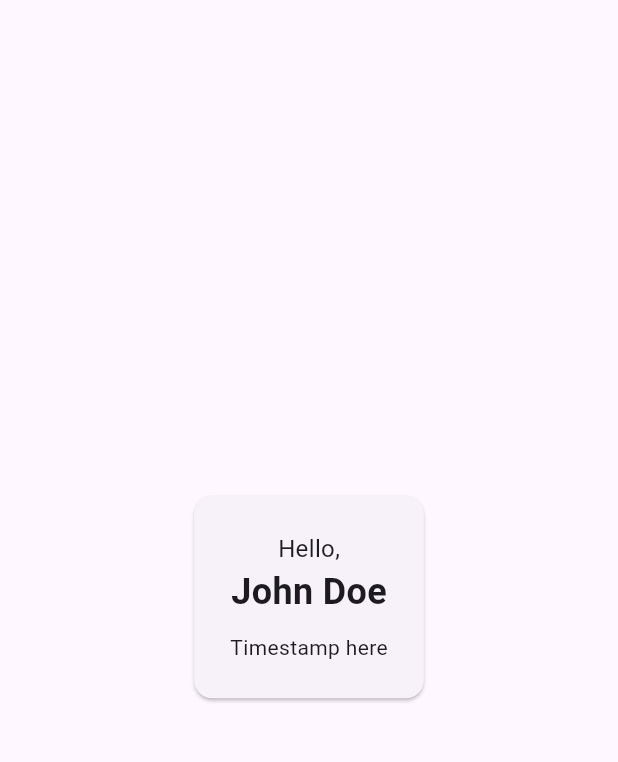
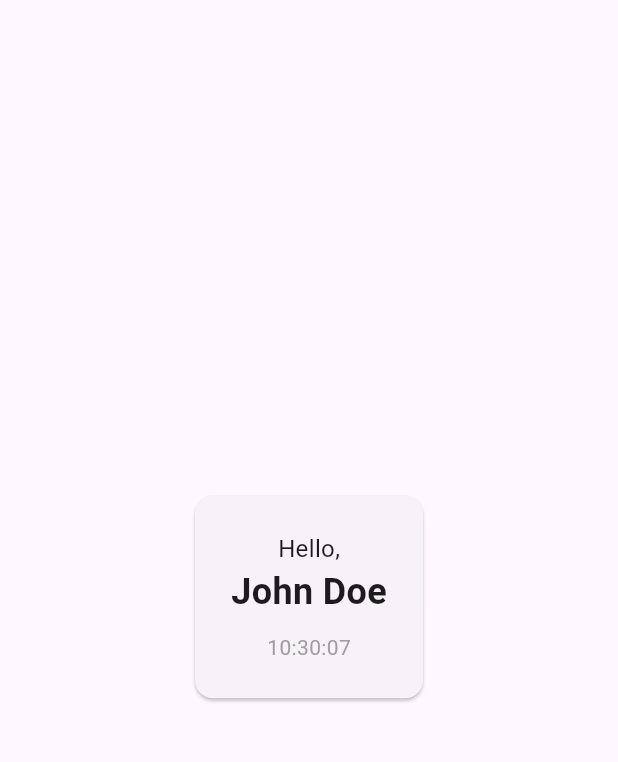
Before and after one commit to foudhaili-mohamed-louey/flutter_first_project, a Flutter app: the screen it shows after launch, on a phone screen of 412 x 824 dp, the part 63-825 px from its top. Run offline on Flutter 3.47's test engine with Material 3 defaults, Android fonts, the phone set to English and light mode, and no system bars.

Commit message:
feat: add live timestamp to waiting room card

```diff
--- a/lib/waiting_room_card.dart
+++ b/lib/waiting_room_card.dart
@@ -1,6 +1,5 @@
 import 'package:flutter/material.dart';
 import 'waiting_room_timestamp.dart';
-
 
 class WaitingRoomCard extends StatelessWidget {
   final String name;
@@ -16,13 +15,16 @@ class WaitingRoomCard extends StatelessWidget {
         child: Column(
           mainAxisSize: MainAxisSize.min,
           children: [
-            const Text('Hello,', style: TextStyle(fontSize: 16)),
+            const Text(
+              'Hello,',
+              style: TextStyle(fontSize: 16),
+            ),
             Text(
               name,
               style: const TextStyle(fontSize: 24, fontWeight: FontWeight.bold),
             ),
-            const SizedBox(height: 10), // Add some spacing
-            const WaitingRoomTimestamp(),
+            const SizedBox(height: 10),
+            const WaitingRoomTimestamp(), // Add the timestamp here
           ],
         ),
       ),
--- a/lib/waiting_room_timestamp.dart
+++ b/lib/waiting_room_timestamp.dart
@@ -1,13 +1,45 @@
 import 'package:flutter/material.dart';
+import 'dart:async';
 
-class WaitingRoomTimestamp extends StatelessWidget {
+class WaitingRoomTimestamp extends StatefulWidget {
   const WaitingRoomTimestamp({super.key});
+
+  @override
+  State<WaitingRoomTimestamp> createState() => _WaitingRoomTimestampState();
+}
+
+class _WaitingRoomTimestampState extends State<WaitingRoomTimestamp> {
+  late String _timeString;
+  late Timer _timer;
+
+  @override
+  void initState() {
+    super.initState();
+    _timeString = _formatTime(DateTime.now());
+    _timer = Timer.periodic(const Duration(seconds: 1), (Timer t) => _updateTime());
+  }
+
+  void _updateTime() {
+    setState(() {
+      _timeString = _formatTime(DateTime.now());
+    });
+  }
+
+  String _formatTime(DateTime time) {
+    return '${time.hour.toString().padLeft(2,'0')}:${time.minute.toString().padLeft(2,'0')}:${time.second.toString().padLeft(2,'0')}';
+  }
+
+  @override
+  void dispose() {
+    _timer.cancel();
+    super.dispose();
+  }
 
   @override
   Widget build(BuildContext context) {
     return Text(
-      'Timestamp here', // replace with your actual timestamp logic
-      style: const TextStyle(fontSize: 14),
+      _timeString,
+      style: const TextStyle(fontSize: 14, color: Colors.grey),
     );
   }
 }
```
